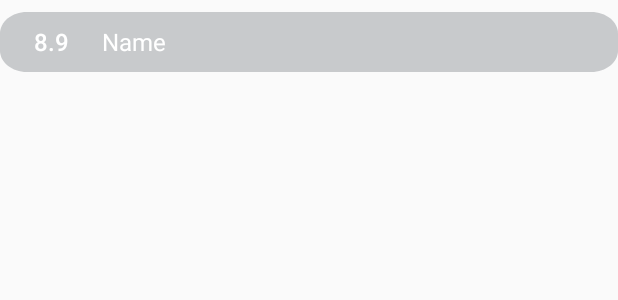
After one commit to Mastermind0100/robo_fantasy, an Android app: the layout item_matches.xml on its own in the app's theme, with its tools: preview values and no code run, on a phone screen of 412 x 824 dp. The commit adds this screen. Shown: the top 300 px of the screen. Run offline under Robolectric (Android 15) with nearby library versions, the phone set to English and light mode, and no system bars.

Commit message:
Updated matches and leaderboard

```diff
--- a/App/RoboFantasy/app/src/main/java/com/herokuapp/ringo/robofantasy/BattleActivity.java
+++ b/App/RoboFantasy/app/src/main/java/com/herokuapp/ringo/robofantasy/BattleActivity.java
@@ -30,9 +30,7 @@ public class BattleActivity extends AppCompatActivity {
         super.onCreate(savedInstanceState);
         setContentView(R.layout.activity_battle);
         //User session management
-        session = new UserSessionManager(getApplicationContext());
-        if(session.checkLogin())
-            finish();
+
 
 
         BottomNavigationView navView = findViewById(R.id.nav_view);
--- a/App/RoboFantasy/app/src/main/java/com/herokuapp/ringo/robofantasy/LandingActivity.java
+++ b/App/RoboFantasy/app/src/main/java/com/herokuapp/ringo/robofantasy/LandingActivity.java
@@ -10,10 +10,15 @@ import android.widget.Button;
 public class LandingActivity extends AppCompatActivity {
 
     private Button startbtn;
+    UserSessionManager session;
     @Override
     protected void onCreate(Bundle savedInstanceState) {
         super.onCreate(savedInstanceState);
         setContentView(R.layout.activity_landing);
+
+        session = new UserSessionManager(getApplicationContext());
+        if(session.checkLogin())
+            finish();
 
         startbtn = findViewById(R.id.click);
         startbtn.setOnClickListener(new View.OnClickListener() {
--- a/App/RoboFantasy/app/src/main/java/com/herokuapp/ringo/robofantasy/MainActivity.java
+++ b/App/RoboFantasy/app/src/main/java/com/herokuapp/ringo/robofantasy/MainActivity.java
@@ -32,6 +32,7 @@ public class MainActivity extends AppCompatActivity {
         setContentView(R.layout.activity_main);
 
         session = new UserSessionManager(getApplicationContext());
+
 
         email = findViewById(R.id.username);
         pass = findViewById(R.id.password);
--- a/App/RoboFantasy/app/src/main/java/com/herokuapp/ringo/robofantasy/RegisterActivity.java
+++ b/App/RoboFantasy/app/src/main/java/com/herokuapp/ringo/robofantasy/RegisterActivity.java
@@ -49,6 +49,7 @@ public class RegisterActivity extends AppCompatActivity {
                     return;
                 }
                 else
+
                     startActivity(new Intent(RegisterActivity.this, MainActivity.class));
             }
         });
--- a/App/RoboFantasy/app/src/main/java/com/herokuapp/ringo/robofantasy/UserSessionManager.java
+++ b/App/RoboFantasy/app/src/main/java/com/herokuapp/ringo/robofantasy/UserSessionManager.java
@@ -61,10 +61,10 @@ public class UserSessionManager {
      * */
     public boolean checkLogin(){
         // Check login status
-        if(!this.isUserLoggedIn()){
+        if(this.isUserLoggedIn()){
 
             // user is not logged in redirect him to Login Activity
-            Intent i = new Intent(_context, MainActivity.class);
+            Intent i = new Intent(_context, BattleActivity.class);
 
             // Closing all the Activities from stack
             i.addFlags(Intent.FLAG_ACTIVITY_CLEAR_TOP);
--- /dev/null
+++ b/App/RoboFantasy/app/src/main/res/layout/item_matches.xml
@@ -0,0 +1,49 @@
+<?xml version="1.0" encoding="utf-8"?>
+<LinearLayout xmlns:android="http://schemas.android.com/apk/res/android"
+    xmlns:tools="http://schemas.android.com/tools"
+    android:layout_width="match_parent"
+    android:layout_height="40dp"
+    xmlns:app="http://schemas.android.com/apk/res-auto"
+    android:orientation="horizontal"
+    android:paddingEnd="16dp"
+    android:paddingLeft="16dp"
+    android:paddingRight="16dp"
+    android:layout_marginVertical="8dp"
+    android:background="@drawable/ic_rectangle"
+    app:layout_constraintCircleRadius="42dp"
+    android:paddingStart="16dp">
+
+    <TextView
+        android:id="@+id/number"
+        android:layout_width="36dp"
+        android:layout_height="36dp"
+        android:layout_gravity="center_vertical"
+
+        android:fontFamily="sans-serif-medium"
+        android:gravity="center"
+        android:textColor="@android:color/white"
+        android:textSize="16sp"
+        tools:text="8.9" />
+
+    <LinearLayout
+        android:layout_width="0dp"
+        android:layout_height="wrap_content"
+        android:layout_gravity="center_vertical"
+        android:layout_marginLeft="16dp"
+        android:layout_marginStart="16dp"
+        android:layout_weight="1"
+        android:orientation="vertical">
+
+        <TextView
+            android:id="@+id/matches"
+            android:layout_width="wrap_content"
+            android:layout_height="wrap_content"
+            android:ellipsize="end"
+            android:maxLines="2"
+            android:textColor="@color/colorWhite"
+            android:textSize="16sp"
+            tools:text="Name" />
+
+    </LinearLayout>
+
+</LinearLayout>
```
Also changed, not shown: App/RoboFantasy/app/src/main/java/com/herokuapp/ringo/robofantasy/Matches.java (added, +57 -0 lines), App/RoboFantasy/app/src/main/java/com/herokuapp/ringo/robofantasy/MatchesAdapter.java (added, +38 -0 lines), App/RoboFantasy/app/src/main/java/com/herokuapp/ringo/robofantasy/ui/home/HomeFragment.java (+23 -1 lines), App/RoboFantasy/app/src/main/java/com/herokuapp/ringo/robofantasy/ui/ui/leaderboard/LeaderboardFragment.java (+2 -19 lines), App/RoboFantasy/app/src/main/res/drawable/ic_matches_header.xml (added, +9 -0 lines), App/RoboFantasy/app/src/main/res/drawable/ic_register_header.xml (added, +9 -0 lines), App/RoboFantasy/app/src/main/res/layout/activity_battle.xml (+5 -10 lines), App/RoboFantasy/app/src/main/res/layout/activity_register.xml (+10 -2 lines), App/RoboFantasy/app/src/main/res/layout/fragment_home.xml (+81 -13 lines), App/RoboFantasy/app/src/main/res/layout/leaderboard_fragment.xml (+16 -15 lines). Lines whose indentation alone changed are shown as unchanged.
